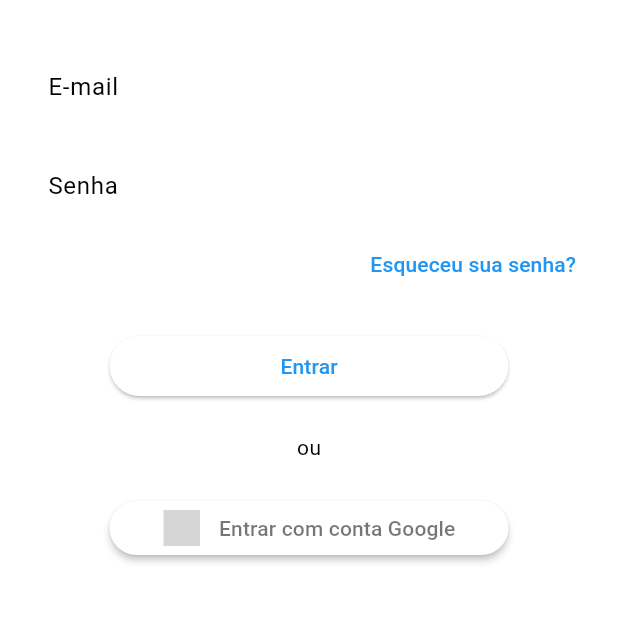
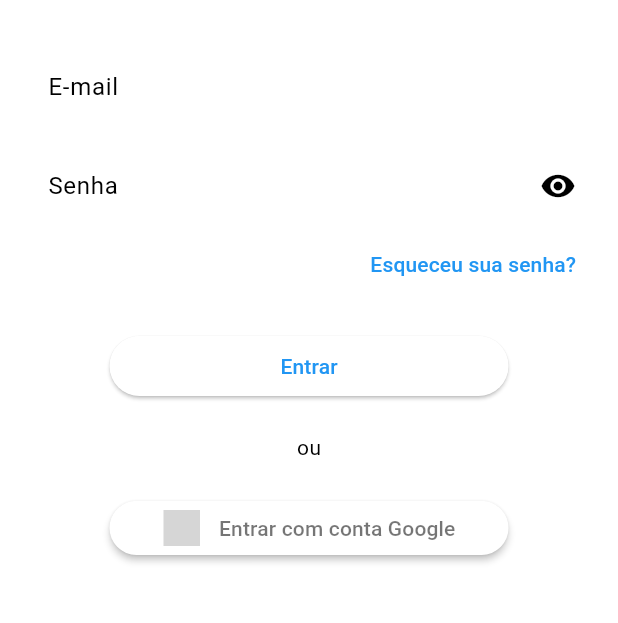
Before and after one commit to bmsrangel/photofeed, a Flutter app: the screen it shows after launch, on a phone screen of 412 x 824 dp, the part 63-686 px from its top. Run offline on Flutter 3.47's test engine with Material 2 defaults, Android fonts, the phone set to English and light mode, and no system bars; our stand-ins replace cloud_firestore, firebase_auth, firebase_core, firebase_storage, flutter_modular, flutter_signin_button and 1 more; missing offline and left inert: validatorless; accounts and stored records are empty; generated files the repository leaves out were written again; grey boxes are pictures that could not be loaded.

Commit message:
Created ObscureTextStore and implemented password visibility logic

```diff
--- a/lib/app/modules/auth/auth_module.dart
+++ b/lib/app/modules/auth/auth_module.dart
@@ -3,9 +3,13 @@ import 'package:photofeed/app/modules/auth/pages/login_page.dart';
 import 'package:photofeed/app/modules/auth/pages/reset_password_page.dart';
 import 'package:photofeed/app/modules/auth/pages/sign_up_page.dart';
 
+import 'stores/obscure_text_store.dart';
+
 class AuthModule extends Module {
   @override
-  final List<Bind> binds = [];
+  final List<Bind> binds = [
+    Bind.factory((i) => ObscureTextStore()),
+  ];
 
   @override
   final List<ModularRoute> routes = [
--- a/lib/app/modules/auth/pages/login_page.dart
+++ b/lib/app/modules/auth/pages/login_page.dart
@@ -2,6 +2,7 @@ import 'package:flutter/material.dart';
 import 'package:flutter_modular/flutter_modular.dart';
 import 'package:flutter_signin_button/button_list.dart';
 import 'package:flutter_signin_button/button_view.dart';
+import 'package:photofeed/app/modules/auth/stores/obscure_text_store.dart';
 import 'package:photofeed/app/modules/auth/validators/custom_validators.dart';
 import 'package:photofeed/app/shared/stores/auth_store.dart';
 import 'package:validatorless/validatorless.dart';
@@ -17,6 +18,7 @@ class LoginPage extends StatefulWidget {
 
 class _LoginPageState extends State<LoginPage> {
   late final AuthStore _authStore;
+  late final ObscureTextStore _obscureTextStore;
 
   late final GlobalKey<FormState> _formKey;
   late final GlobalKey<ScaffoldMessengerState> _messengerKey;
@@ -27,6 +29,7 @@ class _LoginPageState extends State<LoginPage> {
   @override
   void initState() {
     _authStore = Modular.get<AuthStore>();
+    _obscureTextStore = Modular.get<ObscureTextStore>();
 
     _formKey = GlobalKey<FormState>();
     _messengerKey = GlobalKey<ScaffoldMessengerState>();
@@ -84,10 +87,20 @@ class _LoginPageState extends State<LoginPage> {
                   ]),
                 ),
                 const SizedBox(height: 10.0),
-                CustomTextFormField(
+                AnimatedBuilder(
+                  animation: _obscureTextStore,
+                  builder: (_, __) => CustomTextFormField(
                     labelText: 'Senha',
-                  obscureText: true,
+                    obscureText: _obscureTextStore.obscureText,
                     controller: _password$,
+                    suffixIcon: IconButton(
+                      icon: Icon(
+                        _obscureTextStore.obscureText
+                            ? Icons.visibility
+                            : Icons.visibility_off,
+                      ),
+                      onPressed: _obscureTextStore.toggleObscureText,
+                    ),
                     validator: Validatorless.multiple([
                       Validatorless.required('Campo obrigatório'),
                       Validatorless.min(
@@ -107,6 +120,7 @@ class _LoginPageState extends State<LoginPage> {
                         'A senha não possui caracteres especiais',
                       ),
                     ]),
+                  ),
                 ),
                 Align(
                   alignment: Alignment.centerRight,
--- a/lib/app/modules/auth/pages/widgets/custom_text_form_field.dart
+++ b/lib/app/modules/auth/pages/widgets/custom_text_form_field.dart
@@ -4,6 +4,7 @@ class CustomTextFormField extends TextFormField {
   CustomTextFormField({
     Key? key,
     required String labelText,
+    Widget? suffixIcon,
     super.obscureText,
     super.keyboardType,
     super.validator,
@@ -14,6 +15,7 @@ class CustomTextFormField extends TextFormField {
           decoration: InputDecoration(
             border: const OutlineInputBorder(),
             labelText: labelText,
+            suffixIcon: suffixIcon,
           ),
         );
 }
--- /dev/null
+++ b/lib/app/modules/auth/stores/obscure_text_store.dart
@@ -0,0 +1,10 @@
+import 'package:flutter/foundation.dart';
+
+class ObscureTextStore extends ChangeNotifier {
+  var obscureText = true;
+
+  void toggleObscureText() {
+    obscureText = !obscureText;
+    notifyListeners();
+  }
+}
--- a/lib/app/modules/home/home_module.dart
+++ b/lib/app/modules/home/home_module.dart
@@ -1,13 +1,10 @@
 import 'package:flutter_modular/flutter_modular.dart';
 import 'package:photofeed/app/modules/home/guards/auth_guard.dart';
 import 'package:photofeed/app/modules/home/home_page.dart';
-import 'package:photofeed/app/shared/services/current_user_service.dart';
 
 class HomeModule extends Module {
   @override
-  final List<Bind> binds = [
-    Bind.instance(CurrentUserService),
-  ];
+  final List<Bind> binds = [];
 
   @override
   final List<ModularRoute> routes = [
```
Lines whose indentation alone changed are shown as unchanged.
